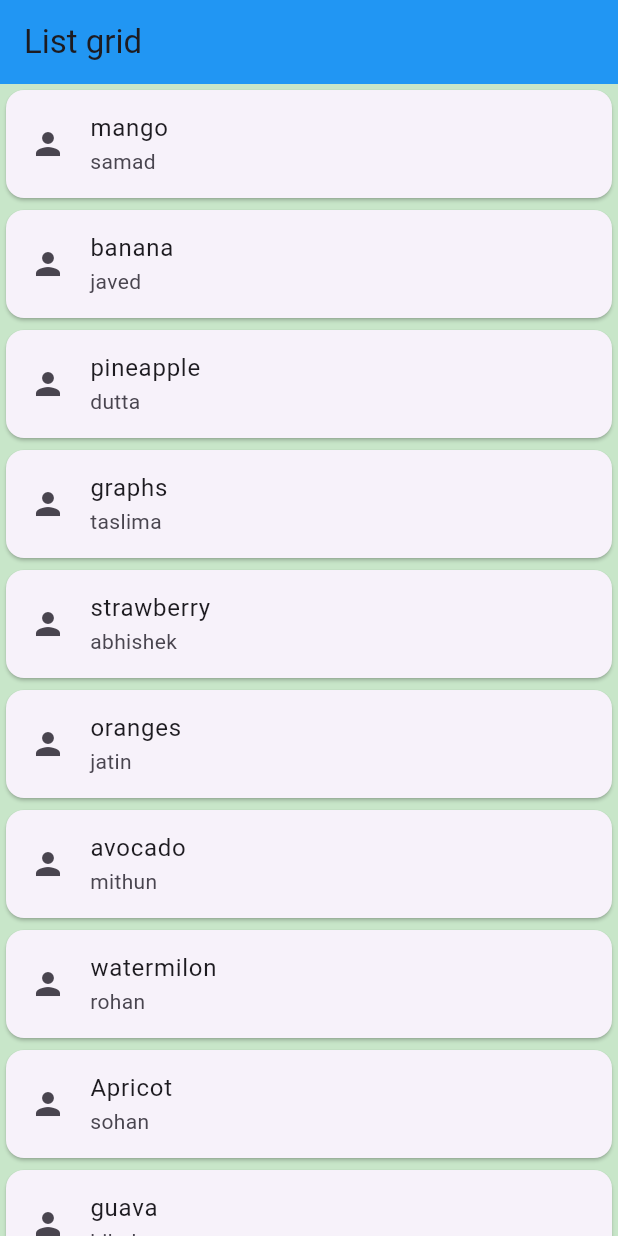
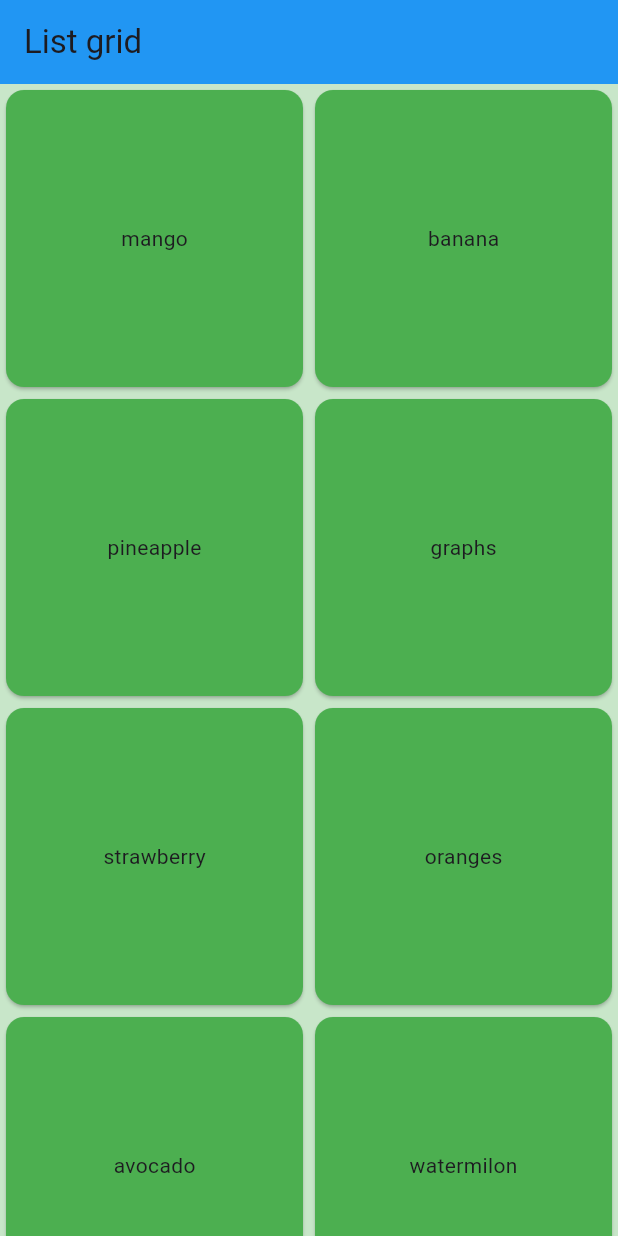
Before and after one commit to Abdusamadali/flutter_basic, a Flutter app: the screen it shows after launch, on a phone screen of 412 x 824 dp. Run offline on Flutter 3.47's test engine with Material 3 defaults, Android fonts, the phone set to English and light mode, and no system bars.

Commit message:
gridView added

```diff
--- a/lib/ListAndGridVIews.dart
+++ b/lib/ListAndGridVIews.dart
@@ -40,23 +40,59 @@ class listGrid extends StatelessWidget {
         //       ),
         //     );
         //   },
-       child: ListView.builder(
-         itemCount:fruits.length ,
-         itemBuilder:(context,index){
-          return Card(
-            child: ListTile(
-              leading: Icon(Icons.person),
-              onTap: (){
-                print('${(mp['man']![index])} has eaten th frutis');
-              },
-              title: Text(
-                  mp['fruits']![index],
-              ),
-              subtitle: Text(mp['man']![index]),
-            ),
-          );
-         } ,
-       ),
+       // child: ListView.builder(
+       //   itemCount:fruits.length ,
+       //   itemBuilder:(context,index){
+       //    return Card(
+       //      child: ListTile(
+       //        leading: Icon(Icons.person),
+       //        onTap: (){
+       //          print('${(mp['man']![index])} has eaten th frutis');
+       //        },
+       //        title: Text(
+       //            mp['fruits']![index],
+       //        ),
+       //        subtitle: Text(mp['man']![index]),
+       //      ),
+       //    );
+       //   } ,
+       // ),
+       //  child: GridView(
+        //   gridDelegate: SliverGridDelegateWithFixedCrossAxisCount(crossAxisCount: 2,
+        //   mainAxisSpacing: 10,
+        //   crossAxisSpacing: 10),
+        //   children: [
+        //     Card(
+        //       color: Colors.pink.shade400,
+        //       child: ListTile(
+        //         title: Text('orange'),
+        //         subtitle: Text('samad'),
+        //       ),
+        //     ),
+        //     Card(
+        //       child: ListTile(
+        //         title: Text('orange'),
+        //         subtitle: Text('samad'),
+        //       ),
+        //     ),
+        //     Card(
+        //       child: ListTile(
+        //         title: Text('orange'),
+        //         subtitle: Text('samad'),
+        //       ),
+        //     ),
+        //   ],
+        // ),
+        child: GridView.builder(
+          itemCount: fruits.length,
+            gridDelegate: SliverGridDelegateWithFixedCrossAxisCount(crossAxisCount: 2),
+            itemBuilder: (context,index){
+              return Card(
+                color: Colors.green,
+                child: Center(child: Text(fruits[index])),
+              );
+            }
+        ),
       ),
     );
   }
```
